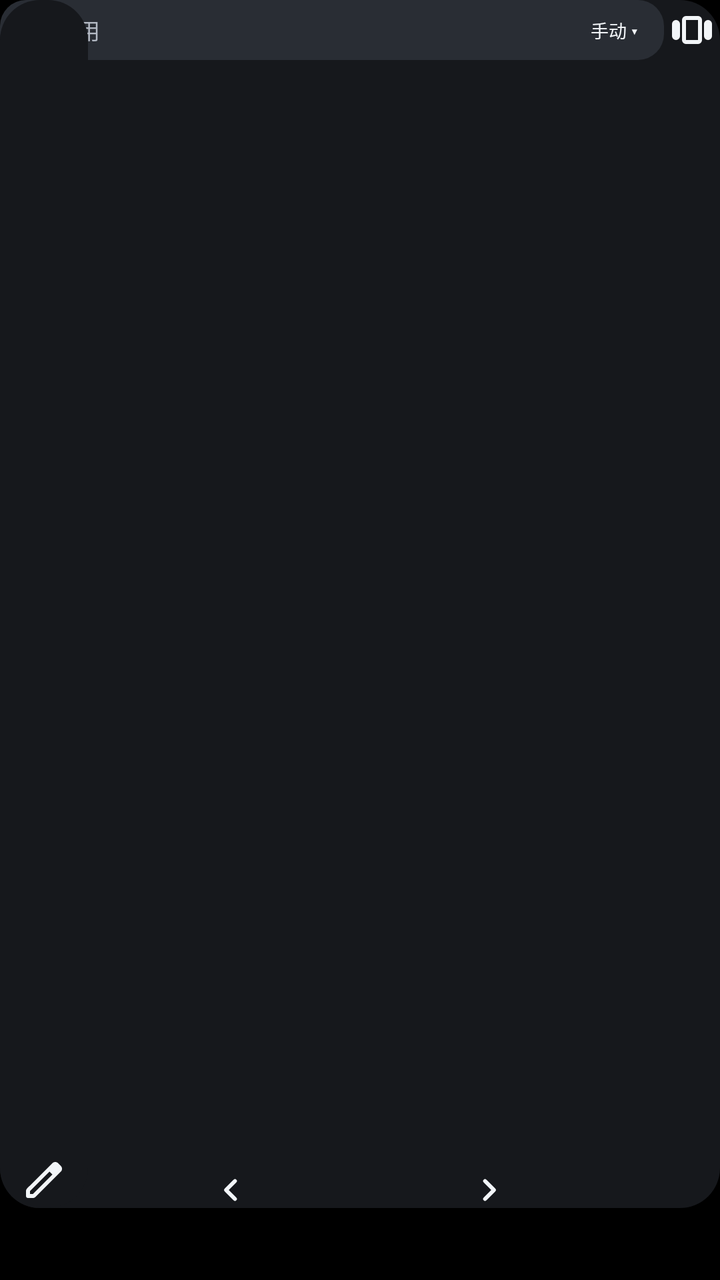
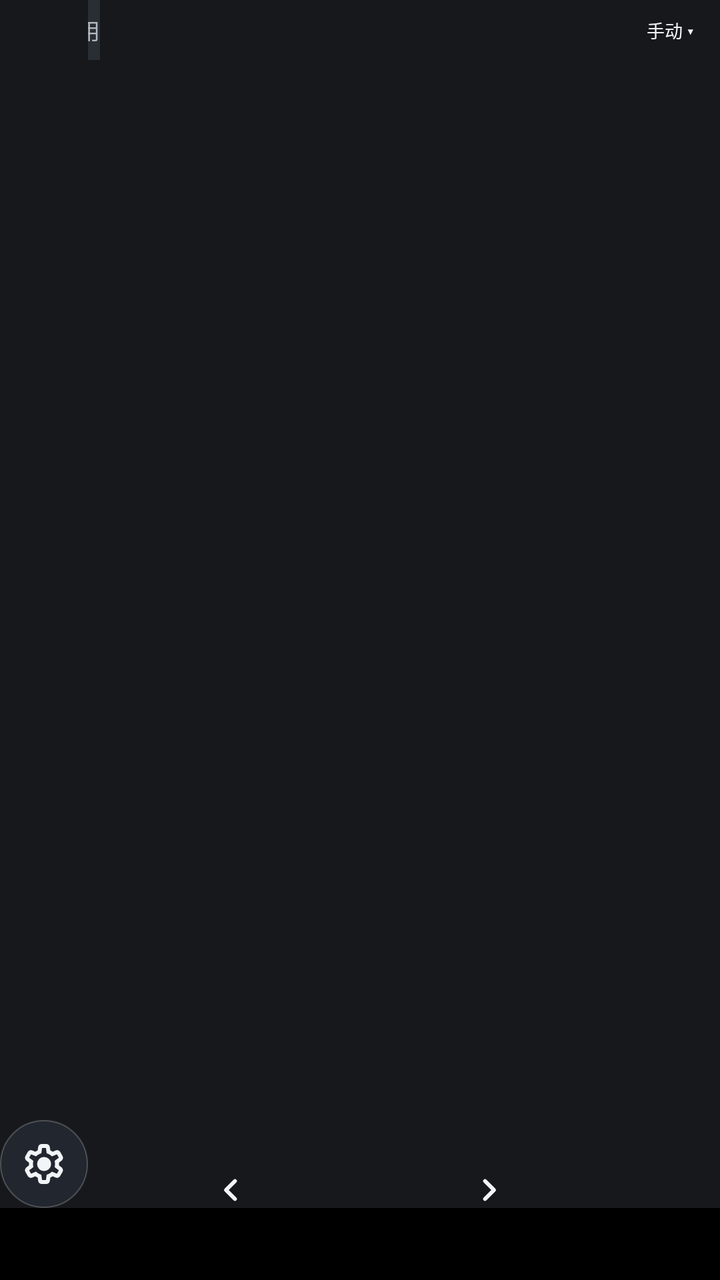

An Android layout rendered at two revisions. The XML below is the earlier revision; the diff shows what the commit changed to produce the second picture.
<!-- AndroidManifest.xml: application theme AppTheme -->
<!-- res/layout/launcher_widget_hub.xml -->
<FrameLayout xmlns:android="http://schemas.android.com/apk/res/android" android:id="@+id/launcher_background" android:layout_width="match_parent" android:layout_height="match_parent" android:background="#000000">
    <LinearLayout android:id="@+id/launcher_panel" android:layout_width="match_parent" android:layout_height="match_parent" android:orientation="vertical" android:layout_gravity="top|left">
        <FrameLayout android:id="@+id/launcher_body" android:layout_width="match_parent" android:layout_height="0dp" android:layout_weight="1">
            <LinearLayout android:id="@+id/launcher_catalog" android:layout_width="match_parent" android:layout_height="match_parent" android:orientation="vertical" android:background="@drawable/launcher_widget_panel">
                <LinearLayout android:id="@+id/launcher_header" android:layout_width="match_parent" android:layout_height="30dp" android:gravity="center_vertical">
                    <TextView android:id="@+id/launcher_back" android:layout_width="24dp" android:layout_height="match_parent" android:text="‹" android:textSize="18dp" android:gravity="center" android:textColor="#F2F5F8" android:visibility="gone" android:singleLine="true" android:ellipsize="end" android:contentDescription="返回应用列表" />
                    <LinearLayout android:id="@+id/launcher_search_field" android:layout_width="0dp" android:layout_weight="1" android:layout_height="match_parent" android:gravity="center_vertical" android:background="@drawable/launcher_widget_search">
                        <TextView android:id="@+id/launcher_search" android:layout_width="0dp" android:layout_weight="1" android:layout_height="match_parent" android:gravity="center_vertical" android:paddingLeft="6dp" android:text="搜索应用" android:textColor="#B3B9C3" android:textSize="11dp" android:singleLine="true" android:contentDescription="打开浮窗搜索应用" />
                        <TextView android:id="@+id/launcher_sort" android:layout_width="50dp" android:layout_height="match_parent" android:gravity="center" android:text="手动 ▾" android:textColor="#F2F5F8" android:textSize="9dp" android:singleLine="true" android:contentDescription="打开应用排序" />
                    </LinearLayout>
                    <ImageButton android:id="@+id/launcher_tasks" android:layout_width="28dp" android:layout_height="match_parent" android:padding="6dp" android:src="@drawable/ic_ms_view_carousel" android:tint="#F2F5F8" android:background="@android:color/transparent" android:contentDescription="外屏多任务" />
                </LinearLayout>
                <LinearLayout android:id="@+id/launcher_summary" android:layout_width="match_parent" android:layout_height="14dp" android:gravity="center_vertical">
                    <TextView android:id="@+id/launcher_title" android:layout_width="0dp" android:layout_weight="1" android:layout_height="match_parent" android:gravity="center_vertical" android:paddingLeft="2dp" android:textSize="9dp" android:textColor="#B3B9C3" android:singleLine="true" android:ellipsize="end" />
                    <TextView android:id="@+id/launcher_refresh" android:layout_width="0dp" android:layout_weight="1" android:layout_height="match_parent" android:gravity="end|center_vertical" android:paddingRight="2dp" android:textSize="8dp" android:textColor="#B3B9C3" android:singleLine="true" android:ellipsize="end" android:contentDescription="刷新最近应用" />
                    <TextView android:id="@+id/launcher_refresh_status" android:layout_width="0dp" android:layout_height="0dp" android:visibility="gone" />
                </LinearLayout>
                <FrameLayout android:layout_width="match_parent" android:layout_height="0dp" android:layout_weight="1">
                    <FrameLayout android:id="@+id/launcher_grid" android:layout_width="match_parent" android:layout_height="match_parent" />
                    <TextView android:id="@+id/launcher_empty" android:layout_width="match_parent" android:layout_height="match_parent" android:gravity="center" android:textSize="13dp" android:textColor="#B3B9C3" />
                </FrameLayout>
                <LinearLayout android:id="@+id/launcher_pager" android:layout_width="match_parent" android:layout_height="18dp" android:gravity="center">
                    <ImageButton android:id="@+id/launcher_previous" android:layout_width="44dp" android:layout_height="match_parent" android:padding="3dp" android:src="@drawable/launcher_page_previous" android:scaleType="fitCenter" android:tint="#F2F5F8" android:background="@android:color/transparent" android:contentDescription="上一页应用" />
                    <ImageView android:id="@+id/launcher_page" android:layout_width="84dp" android:layout_height="match_parent" android:scaleType="center" />
                    <ImageButton android:id="@+id/launcher_next" android:layout_width="44dp" android:layout_height="match_parent" android:padding="3dp" android:src="@drawable/launcher_page_next" android:scaleType="fitCenter" android:tint="#F2F5F8" android:background="@android:color/transparent" android:contentDescription="下一页应用" />
                </LinearLayout>
            </LinearLayout>
            <LinearLayout android:id="@+id/launcher_rail_panel" android:layout_width="44dp" android:layout_height="match_parent" android:orientation="vertical" android:background="@drawable/launcher_widget_panel">
                <ListView android:id="@+id/launcher_rail" android:layout_width="match_parent" android:layout_height="0dp" android:layout_weight="1" android:divider="@null" android:dividerHeight="0dp" android:scrollbars="none" android:overScrollMode="never" android:contentDescription="常用侧栏，上下滑动查看更多" />
                <LinearLayout android:id="@+id/launcher_rail_tools" android:layout_width="match_parent" android:layout_height="28dp">
                    <ImageButton android:id="@+id/launcher_edit" android:layout_width="0dp" android:layout_weight="1" android:layout_height="match_parent" android:padding="5dp" android:src="@drawable/ic_ms_edit" android:tint="#F2F5F8" android:background="@android:color/transparent" android:contentDescription="编辑说明" />
                </LinearLayout>
            </LinearLayout>
        </FrameLayout>
        <FrameLayout android:id="@+id/launcher_pins" android:layout_width="match_parent" android:layout_height="36dp">
            <FrameLayout android:id="@+id/launcher_dock_row" android:layout_width="match_parent" android:layout_height="wrap_content" android:background="@drawable/launcher_widget_dock" />
        </FrameLayout>
    </LinearLayout>
</FrameLayout>
<!-- resources referenced by this layout -->
<resources>
  <!-- drawable ic_ms_edit (drawable) -->
  <vector xmlns:android="http://schemas.android.com/apk/res/android" android:width="24dp" android:height="24dp" android:viewportWidth="960" android:viewportHeight="960">
      <group android:translateX="-0" android:translateY="960">
          <path android:fillColor="#FFF4F5F7" android:pathData="M200-200h57l391-391-57-57-391 391v57Zm-40 80q-17 0-28.5-11.5T120-160v-97q0-16 6-30.5t17-25.5l505-504q12-11 26.5-17t30.5-6q16 0 31 6t26 18l55 56q12 11 17.5 26t5.5 30q0 16-5.5 30.5T817-647L313-143q-11 11-25.5 17t-30.5 6h-97Zm600-584-56-56 56 56Zm-141 85-28-29 57 57-29-28Z" />
      </group>
  </vector>
  <!-- drawable ic_ms_view_carousel (drawable) -->
  <vector xmlns:android="http://schemas.android.com/apk/res/android" android:width="24dp" android:height="24dp" android:viewportWidth="960" android:viewportHeight="960">
      <group android:translateX="-0" android:translateY="960">
          <path android:fillColor="#FFF4F5F7" android:pathData="M80-360v-240q0-33 23.5-56.5T160-680q33 0 56.5 23.5T240-600v240q0 33-23.5 56.5T160-280q-33 0-56.5-23.5T80-360Zm280 160q-33 0-56.5-23.5T280-280v-400q0-33 23.5-56.5T360-760h240q33 0 56.5 23.5T680-680v400q0 33-23.5 56.5T600-200H360Zm360-160v-240q0-33 23.5-56.5T800-680q33 0 56.5 23.5T880-600v240q0 33-23.5 56.5T800-280q-33 0-56.5-23.5T720-360Zm-360 80h240v-400H360v400Zm120-200Z" />
      </group>
  </vector>
  <!-- drawable launcher_page_next (drawable) -->
  <vector xmlns:android="http://schemas.android.com/apk/res/android" android:width="18dp" android:height="18dp" android:viewportWidth="24" android:viewportHeight="24">
      <path android:pathData="M9,3 L18,12 L9,21" android:fillColor="@android:color/transparent" android:strokeColor="#F2F5F8" android:strokeWidth="3.8" android:strokeLineCap="round" android:strokeLineJoin="round" />
  </vector>
  <!-- drawable launcher_page_previous (drawable) -->
  <vector xmlns:android="http://schemas.android.com/apk/res/android" android:width="18dp" android:height="18dp" android:viewportWidth="24" android:viewportHeight="24">
      <path android:pathData="M15,3 L6,12 L15,21" android:fillColor="@android:color/transparent" android:strokeColor="#F2F5F8" android:strokeWidth="3.8" android:strokeLineCap="round" android:strokeLineJoin="round" />
  </vector>
  <!-- drawable launcher_widget_dock (drawable) -->
  <shape xmlns:android="http://schemas.android.com/apk/res/android"><solid android:color="#22272F" /><corners android:radius="@dimen/launcher_dock_radius" /></shape>
  <!-- drawable launcher_widget_panel (drawable) -->
  <shape xmlns:android="http://schemas.android.com/apk/res/android"><solid android:color="#16181C" /><corners android:radius="@dimen/launcher_panel_radius" /></shape>
  <!-- drawable launcher_widget_search (drawable) -->
  <shape xmlns:android="http://schemas.android.com/apk/res/android"><solid android:color="#292D34" /><corners android:radius="13dp" /></shape>
  <style name="AppTheme" parent="android:style/Theme.Material.NoActionBar">
          <item name="android:fontFamily">sans-serif</item>
          <item name="android:colorAccent">#AFCDEB</item>
          <item name="android:windowLightStatusBar">false</item>
          <item name="android:windowLightNavigationBar">false</item>
          <item name="android:windowBackground">#000000</item>
          <item name="android:statusBarColor">#000000</item>
          <item name="android:navigationBarColor">#000000</item>
          <item name="android:colorControlHighlight">#24FFFFFF</item>
          <item name="android:windowActionModeOverlay">true</item>
      </style>
  <dimen name="launcher_dock_radius">16dp</dimen>
  <dimen name="launcher_panel_radius">20dp</dimen>
</resources>

<!-- the commit's change to res/layout/launcher_widget_hub.xml (unified diff, before → after) -->
@@ -2,14 +2,13 @@
     <LinearLayout android:id="@+id/launcher_panel" android:layout_width="match_parent" android:layout_height="match_parent" android:orientation="vertical" android:layout_gravity="top|left">
         <FrameLayout android:id="@+id/launcher_body" android:layout_width="match_parent" android:layout_height="0dp" android:layout_weight="1">
             <LinearLayout android:id="@+id/launcher_catalog" android:layout_width="match_parent" android:layout_height="match_parent" android:orientation="vertical" android:background="@drawable/launcher_widget_panel">
-                <LinearLayout android:id="@+id/launcher_header" android:layout_width="match_parent" android:layout_height="30dp" android:gravity="center_vertical">
+                <FrameLayout android:id="@+id/launcher_header" android:layout_width="match_parent" android:layout_height="30dp">
                     <TextView android:id="@+id/launcher_back" android:layout_width="24dp" android:layout_height="match_parent" android:text="‹" android:textSize="18dp" android:gravity="center" android:textColor="#F2F5F8" android:visibility="gone" android:singleLine="true" android:ellipsize="end" android:contentDescription="返回应用列表" />
-                    <LinearLayout android:id="@+id/launcher_search_field" android:layout_width="0dp" android:layout_weight="1" android:layout_height="match_parent" android:gravity="center_vertical" android:background="@drawable/launcher_widget_search">
+                    <LinearLayout android:id="@+id/launcher_search_field" android:layout_width="wrap_content" android:layout_height="match_parent" android:gravity="center_vertical" android:background="@drawable/launcher_widget_search">
                         <TextView android:id="@+id/launcher_search" android:layout_width="0dp" android:layout_weight="1" android:layout_height="match_parent" android:gravity="center_vertical" android:paddingLeft="6dp" android:text="搜索应用" android:textColor="#B3B9C3" android:textSize="11dp" android:singleLine="true" android:contentDescription="打开浮窗搜索应用" />
-                        <TextView android:id="@+id/launcher_sort" android:layout_width="50dp" android:layout_height="match_parent" android:gravity="center" android:text="手动 ▾" android:textColor="#F2F5F8" android:textSize="9dp" android:singleLine="true" android:contentDescription="打开应用排序" />
                     </LinearLayout>
-                    <ImageButton android:id="@+id/launcher_tasks" android:layout_width="28dp" android:layout_height="match_parent" android:padding="6dp" android:src="@drawable/ic_ms_view_carousel" android:tint="#F2F5F8" android:background="@android:color/transparent" android:contentDescription="外屏多任务" />
-                </LinearLayout>
+                    <TextView android:id="@+id/launcher_sort" android:layout_width="50dp" android:layout_height="match_parent" android:layout_gravity="right" android:gravity="center" android:text="手动 ▾" android:textColor="#F2F5F8" android:textSize="9dp" android:singleLine="true" android:contentDescription="打开应用排序" />
+                </FrameLayout>
                 <LinearLayout android:id="@+id/launcher_summary" android:layout_width="match_parent" android:layout_height="14dp" android:gravity="center_vertical">
                     <TextView android:id="@+id/launcher_title" android:layout_width="0dp" android:layout_weight="1" android:layout_height="match_parent" android:gravity="center_vertical" android:paddingLeft="2dp" android:textSize="9dp" android:textColor="#B3B9C3" android:singleLine="true" android:ellipsize="end" />
                     <TextView android:id="@+id/launcher_refresh" android:layout_width="0dp" android:layout_weight="1" android:layout_height="match_parent" android:gravity="end|center_vertical" android:paddingRight="2dp" android:textSize="8dp" android:textColor="#B3B9C3" android:singleLine="true" android:ellipsize="end" android:contentDescription="刷新最近应用" />
@@ -25,10 +24,12 @@
                     <ImageButton android:id="@+id/launcher_next" android:layout_width="44dp" android:layout_height="match_parent" android:padding="3dp" android:src="@drawable/launcher_page_next" android:scaleType="fitCenter" android:tint="#F2F5F8" android:background="@android:color/transparent" android:contentDescription="下一页应用" />
                 </LinearLayout>
             </LinearLayout>
-            <LinearLayout android:id="@+id/launcher_rail_panel" android:layout_width="44dp" android:layout_height="match_parent" android:orientation="vertical" android:background="@drawable/launcher_widget_panel">
-                <ListView android:id="@+id/launcher_rail" android:layout_width="match_parent" android:layout_height="0dp" android:layout_weight="1" android:divider="@null" android:dividerHeight="0dp" android:scrollbars="none" android:overScrollMode="never" android:contentDescription="常用侧栏，上下滑动查看更多" />
-                <LinearLayout android:id="@+id/launcher_rail_tools" android:layout_width="match_parent" android:layout_height="28dp">
-                    <ImageButton android:id="@+id/launcher_edit" android:layout_width="0dp" android:layout_weight="1" android:layout_height="match_parent" android:padding="5dp" android:src="@drawable/ic_ms_edit" android:tint="#F2F5F8" android:background="@android:color/transparent" android:contentDescription="编辑说明" />
+            <LinearLayout android:id="@+id/launcher_rail_panel" android:layout_width="44dp" android:layout_height="match_parent" android:orientation="vertical">
+                <FrameLayout android:id="@+id/launcher_rail_surface" android:layout_width="match_parent" android:layout_height="0dp" android:layout_weight="1" android:background="@drawable/launcher_widget_panel" android:clipToOutline="true">
+                    <ListView android:id="@+id/launcher_rail" android:layout_width="match_parent" android:layout_height="match_parent" android:divider="@null" android:dividerHeight="0dp" android:scrollbars="none" android:requiresFadingEdge="vertical" android:fadingEdgeLength="@dimen/launcher_rail_fade" android:overScrollMode="never" android:contentDescription="常用侧栏，上下滑动查看更多" />
+                </FrameLayout>
+                <LinearLayout android:id="@+id/launcher_rail_tools" android:layout_width="match_parent" android:layout_height="44dp" android:layout_marginTop="4dp">
+                    <ImageButton android:id="@+id/launcher_edit" android:layout_width="match_parent" android:layout_height="match_parent" android:padding="14dp" android:src="@drawable/ic_ms_settings" android:tint="#F2F5F8" android:background="@drawable/launcher_widget_round_action" android:contentDescription="编辑说明" />
                 </LinearLayout>
             </LinearLayout>
         </FrameLayout>
<!-- resource entries referenced after the edit -->
@@ -1,15 +1,10 @@
 <!-- resources referenced by this layout -->
 <resources>
-  <!-- drawable ic_ms_edit (drawable) -->
+  <dimen name="launcher_rail_fade">8dp</dimen>
+  <!-- drawable ic_ms_settings (drawable) -->
   <vector xmlns:android="http://schemas.android.com/apk/res/android" android:width="24dp" android:height="24dp" android:viewportWidth="960" android:viewportHeight="960">
       <group android:translateX="-0" android:translateY="960">
-          <path android:fillColor="#FFF4F5F7" android:pathData="M200-200h57l391-391-57-57-391 391v57Zm-40 80q-17 0-28.5-11.5T120-160v-97q0-16 6-30.5t17-25.5l505-504q12-11 26.5-17t30.5-6q16 0 31 6t26 18l55 56q12 11 17.5 26t5.5 30q0 16-5.5 30.5T817-647L313-143q-11 11-25.5 17t-30.5 6h-97Zm600-584-56-56 56 56Zm-141 85-28-29 57 57-29-28Z" />
-      </group>
-  </vector>
-  <!-- drawable ic_ms_view_carousel (drawable) -->
-  <vector xmlns:android="http://schemas.android.com/apk/res/android" android:width="24dp" android:height="24dp" android:viewportWidth="960" android:viewportHeight="960">
-      <group android:translateX="-0" android:translateY="960">
-          <path android:fillColor="#FFF4F5F7" android:pathData="M80-360v-240q0-33 23.5-56.5T160-680q33 0 56.5 23.5T240-600v240q0 33-23.5 56.5T160-280q-33 0-56.5-23.5T80-360Zm280 160q-33 0-56.5-23.5T280-280v-400q0-33 23.5-56.5T360-760h240q33 0 56.5 23.5T680-680v400q0 33-23.5 56.5T600-200H360Zm360-160v-240q0-33 23.5-56.5T800-680q33 0 56.5 23.5T880-600v240q0 33-23.5 56.5T800-280q-33 0-56.5-23.5T720-360Zm-360 80h240v-400H360v400Zm120-200Z" />
+          <path android:fillColor="#FFF4F5F7" android:pathData="M433-80q-27 0-46.5-18T363-142l-9-66q-13-5-24.5-12T307-235l-62 26q-25 11-50 2t-39-32l-47-82q-14-23-8-49t27-43l53-40q-1-7-1-13.5v-27q0-6.5 1-13.5l-53-40q-21-17-27-43t8-49l47-82q14-23 39-32t50 2l62 26q11-8 23-15t24-12l9-66q4-26 23.5-44t46.5-18h94q27 0 46.5 18t23.5 44l9 66q13 5 24.5 12t22.5 15l62-26q25-11 50-2t39 32l47 82q14 23 8 49t-27 43l-53 40q1 7 1 13.5v27q0 6.5-2 13.5l53 40q21 17 27 43t-8 49l-48 82q-14 23-39 32t-50-2l-60-26q-11 8-23 15t-24 12l-9 66q-4 26-23.5 44T527-80h-94Zm7-80h79l14-106q31-8 57.5-23.5T639-327l99 41 39-68-86-65q5-14 7-29.5t2-31.5q0-16-2-31.5t-7-29.5l86-65-39-68-99 42q-22-23-48.5-38.5T533-694l-13-106h-79l-14 106q-31 8-57.5 23.5T321-633l-99-41-39 68 86 64q-5 15-7 30t-2 32q0 16 2 31t7 30l-86 65 39 68 99-42q22 23 48.5 38.5T427-266l13 106Zm42-180q58 0 99-41t41-99q0-58-41-99t-99-41q-59 0-99.5 41T342-480q0 58 40.5 99t99.5 41Zm-2-140Z" />
       </group>
   </vector>
   <!-- drawable launcher_page_next (drawable) -->
@@ -24,8 +19,13 @@
   <shape xmlns:android="http://schemas.android.com/apk/res/android"><solid android:color="#22272F" /><corners android:radius="@dimen/launcher_dock_radius" /></shape>
   <!-- drawable launcher_widget_panel (drawable) -->
   <shape xmlns:android="http://schemas.android.com/apk/res/android"><solid android:color="#16181C" /><corners android:radius="@dimen/launcher_panel_radius" /></shape>
+  <!-- drawable launcher_widget_round_action (drawable) -->
+  <shape xmlns:android="http://schemas.android.com/apk/res/android" android:shape="oval">
+      <solid android:color="#22272F" />
+      <stroke android:width="0.5dp" android:color="#38FFFFFF" />
+  </shape>
   <!-- drawable launcher_widget_search (drawable) -->
-  <shape xmlns:android="http://schemas.android.com/apk/res/android"><solid android:color="#292D34" /><corners android:radius="13dp" /></shape>
+  <shape xmlns:android="http://schemas.android.com/apk/res/android"><solid android:color="#292D34" /><corners android:radius="@dimen/launcher_panel_radius" /></shape>
   <style name="AppTheme" parent="android:style/Theme.Material.NoActionBar">
           <item name="android:fontFamily">sans-serif</item>
           <item name="android:colorAccent">#AFCDEB</item>
@@ -37,7 +37,5 @@
           <item name="android:colorControlHighlight">#24FFFFFF</item>
           <item name="android:windowActionModeOverlay">true</item>
       </style>
-  <dimen name="launcher_dock_radius">16dp</dimen>
-  <dimen name="launcher_panel_radius">20dp</dimen>
 </resources>
 
